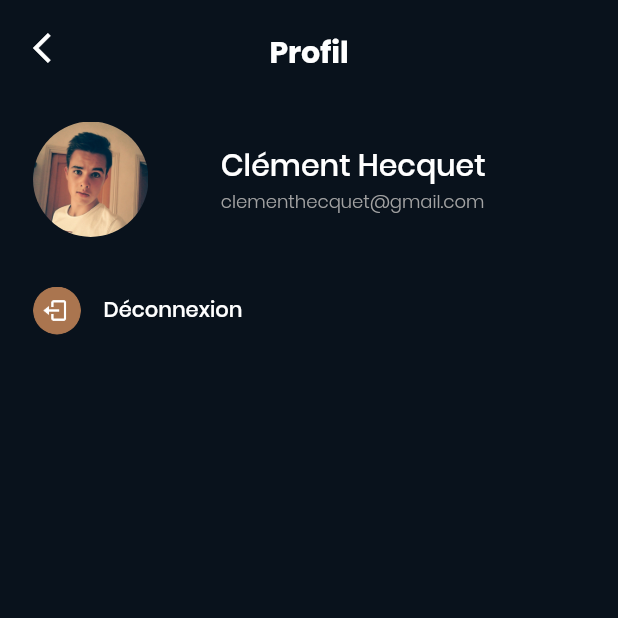
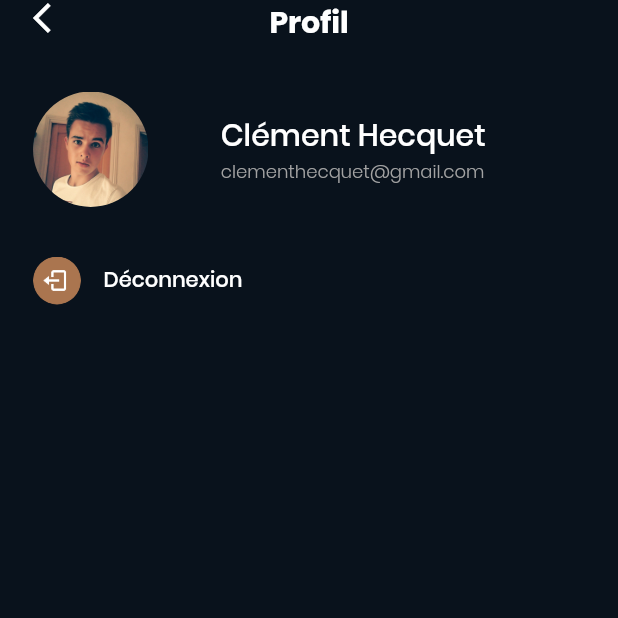
Before and after one commit to clementh59/flykeys_flutter, a Flutter app: the ParameterPage screen opened directly, after a tap on "Clément Hecquet", on a phone screen of 412 x 824 dp, the top half of it. Run offline on Flutter 3.47's test engine with Material 2 defaults, Android fonts, the phone set to English and light mode, and no system bars; our stand-ins replace bloc, cloud_firestore, device_preview, email_validator, equatable, firebase_auth and 8 more; accounts and stored records are empty; statements that could not run were skipped.

Commit message:
Removed the top padding for all topbars

```diff
--- a/lib/main.dart
+++ b/lib/main.dart
@@ -3,7 +3,7 @@ import 'package:flutter/material.dart';
 import 'src/app.dart';
 
 void main(){
-  /*runApp(Row(
+  runApp(Row(
     textDirection: TextDirection.ltr,
     crossAxisAlignment: CrossAxisAlignment.stretch,
     children: [
@@ -14,6 +14,6 @@ void main(){
         ),
       ),
     ],
-  ));*/
-  runApp(App());
+  ));
+  //runApp(App());
 }
--- a/lib/src/app.dart
+++ b/lib/src/app.dart
@@ -63,6 +63,9 @@ class _AppState extends State<App> {
   /// [returns] the page to show according to [pageToShow]
   Widget getPageToShow() {
     //return MusicDebugPage(Music.fromDummyValues());
+    return OnBoardingPage(
+      nextPage: LoginPage(),
+    );
     switch (pageToShow) {
       case possiblePages.loading:
         return LoadingPage();
--- a/lib/src/page/artist_page.dart
+++ b/lib/src/page/artist_page.dart
@@ -76,9 +76,6 @@ class _ArtistPageState extends State<ArtistPage> {
                             mainAxisSize: MainAxisSize.min,
                             crossAxisAlignment: CrossAxisAlignment.start,
                             children: [
-                              SizedBox(
-                                height: 20,
-                              ),
                               Row(
                                 mainAxisAlignment:
                                     MainAxisAlignment.spaceBetween,
--- a/lib/src/page/bluetooth/connection_to_flykeys_object_page.dart
+++ b/lib/src/page/bluetooth/connection_to_flykeys_object_page.dart
@@ -9,9 +9,7 @@ import 'dart:developer' as dev;
 
 import 'package:flykeys/src/widget/custom_widgets.dart';
 
-/**
- * Donne des infos sur l'état de la recherche/connection à l'objet
- */
+/// Donne des infos sur l'état de la recherche/connection à l'objet
 class SettingUpBluetoothPage extends StatefulWidget {
 	final MyBluetoothState state;
 	final Function onConnected;
--- a/lib/src/page/favorites_page.dart
+++ b/lib/src/page/favorites_page.dart
@@ -31,9 +31,6 @@ class _FavoritesPageState extends State<FavoritesPage> {
 			crossAxisAlignment: CrossAxisAlignment.start,
 			mainAxisSize: MainAxisSize.max,
 			children: [
-				SizedBox(
-					height: 20,
-				),
 				Padding(
 					padding: const EdgeInsets.symmetric(horizontal: CustomSize.leftAndRightPadding),
 				  child: Row(
--- a/lib/src/page/home_page.dart
+++ b/lib/src/page/home_page.dart
@@ -54,9 +54,6 @@ class _HomePageState extends State<HomePage> {
         crossAxisAlignment: CrossAxisAlignment.start,
         mainAxisSize: MainAxisSize.max,
         children: <Widget>[
-          SizedBox(
-            height: 20,
-          ),
           Padding(
             padding: const EdgeInsets.symmetric(horizontal: CustomSize.leftAndRightPadding),
             child: Row(
--- a/lib/src/page/music_page.dart
+++ b/lib/src/page/music_page.dart
@@ -364,10 +364,7 @@ class _InteractWithMorceauPageState extends State<InteractWithMorceauPage> {
               mainAxisAlignment: MainAxisAlignment.spaceBetween,
               mainAxisSize: MainAxisSize.max,
               children: <Widget>[
-                Padding(
-                  padding: const EdgeInsets.only(top: 20),
-                  child: _topBar(context),
-                ),
+                _topBar(context),
                 Padding(
                   padding: const EdgeInsets.only(top: 10.0),
                   child: _generateInfoMusic(),
--- a/lib/src/page/onboarding/onboarding_page.dart
+++ b/lib/src/page/onboarding/onboarding_page.dart
@@ -133,7 +133,7 @@ class _OnBoardingPageState extends State<OnBoardingPage> {
     bool showBackIcon = history.length > 1;
 
     return Container(
-      padding: const EdgeInsets.only(top: 30.0, bottom: 34),
+      padding: const EdgeInsets.only(bottom: 34),
       width: MediaQuery.of(context).size.width,
       child: Stack(
         children: <Widget>[
--- a/lib/src/page/parameter_page.dart
+++ b/lib/src/page/parameter_page.dart
@@ -127,9 +127,6 @@ class _ParameterPageState extends State<ParameterPage> {
       mainAxisSize: MainAxisSize.min,
       crossAxisAlignment: CrossAxisAlignment.start,
       children: [
-        SizedBox(
-          height: 20,
-        ),
         Padding(
           padding: const EdgeInsets.symmetric(horizontal: CustomSize.leftAndRightPadding),
           child: _topBar("Settings"),
@@ -371,9 +368,6 @@ class _ParameterPageState extends State<ParameterPage> {
             mainAxisSize: MainAxisSize.min,
             crossAxisAlignment: CrossAxisAlignment.start,
             children: [
-              SizedBox(
-                height: 20,
-              ),
               _topBar("Choix des couleurs"),
               SizedBox(
                 height: 31,
@@ -480,9 +474,6 @@ class _ParameterPageState extends State<ParameterPage> {
       mainAxisSize: MainAxisSize.min,
       crossAxisAlignment: CrossAxisAlignment.start,
       children: [
-        SizedBox(
-          height: 20,
-        ),
         Padding(
           padding: const EdgeInsets.symmetric(horizontal: CustomSize.leftAndRightPadding),
           child: _topBar("Profil"),
--- a/lib/src/page/search_page.dart
+++ b/lib/src/page/search_page.dart
@@ -77,9 +77,6 @@ class _SearchPageState extends State<SearchPage> {
             crossAxisAlignment: CrossAxisAlignment.start,
             mainAxisSize: MainAxisSize.max,
             children: [
-              SizedBox(
-                height: 20,
-              ),
               Padding(
                 padding: const EdgeInsets.symmetric(horizontal: CustomSize.leftAndRightPadding),
                 child: Row(
--- a/lib/src/page/transcriber_page.dart
+++ b/lib/src/page/transcriber_page.dart
@@ -55,9 +55,6 @@ class _TranscriberPageState extends State<TranscriberPage> {
 											mainAxisSize: MainAxisSize.min,
 											crossAxisAlignment: CrossAxisAlignment.start,
 											children: [
-												SizedBox(
-													height: 20,
-												),
 												Row(
 													mainAxisAlignment: MainAxisAlignment.spaceBetween,
 													children: <Widget>[
```
Also changed, not shown: lib/src/page/music_page_debug.dart (+4 -7 lines).
